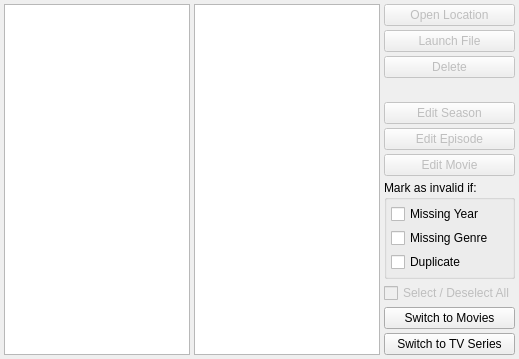
rexMingla/my-renamer, file src/trunk/ui/ui_WorkBench.ui: the form before one commit.
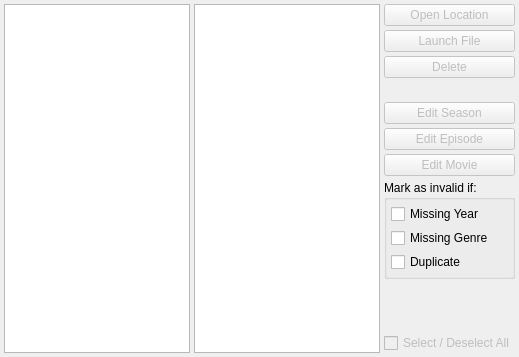
The form after the commit.

Commit message: - fixed setup.py for missing packages (issue 1) - added file menu and mode selection welcome popup (issue 2). i think tool buttons would be better but it will do for now.

The edit to the form file:
```diff
--- a/src/trunk/ui/ui_WorkBench.ui
+++ b/src/trunk/ui/ui_WorkBench.ui
@@ -7,7 +7,7 @@
     <x>0</x>
     <y>0</y>
     <width>519</width>
-    <height>355</height>
+    <height>357</height>
    </rect>
   </property>
   <property name="windowTitle">
@@ -234,32 +234,6 @@
        </property>
       </widget>
      </item>
-     <item>
-      <widget class="QPushButton" name="movieButton">
-       <property name="enabled">
-        <bool>true</bool>
-       </property>
-       <property name="toolTip">
-        <string>Change to movie mode</string>
-       </property>
-       <property name="text">
-        <string>Switch to Movies</string>
-       </property>
-      </widget>
-     </item>
-     <item>
-      <widget class="QPushButton" name="tvButton">
-       <property name="enabled">
-        <bool>true</bool>
-       </property>
-       <property name="toolTip">
-        <string>Change to TV mode</string>
-       </property>
-       <property name="text">
-        <string>Switch to TV Series</string>
-       </property>
-      </widget>
-     </item>
     </layout>
    </item>
   </layout>
```
The commit also changes 7 other files.
